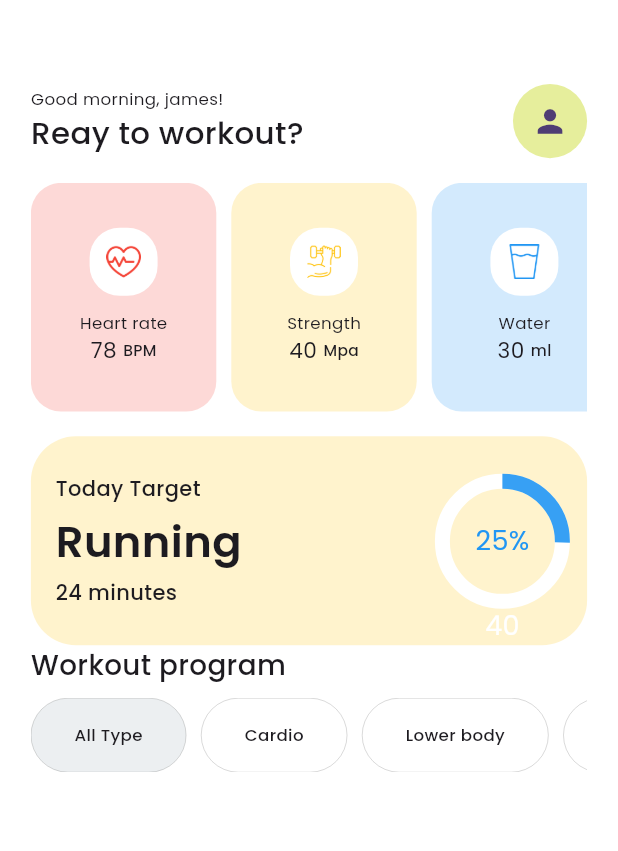
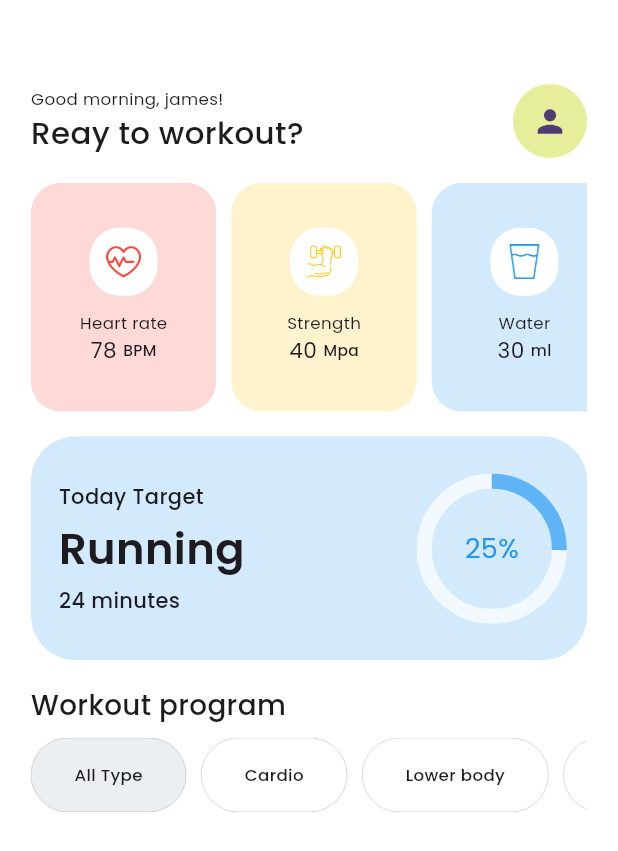
Before and after one commit to Ch-Muhammad-Tahir/Gym-Mobile-UI, a Flutter app: the HomeScreen screen opened directly, on a phone screen of 412 x 824 dp. Shown: the top 851 px of the screen. Run offline on Flutter 3.47's test engine with Material 3 defaults, Android fonts, the phone set to English and light mode, and no system bars.

```diff
--- a/lib/presentation/home_screen/home_screen.dart
+++ b/lib/presentation/home_screen/home_screen.dart
@@ -1,5 +1,7 @@
 import 'package:flutter/material.dart';
 import 'package:gym_ui/common_widgets/custom_text.dart';
+import 'package:gym_ui/common_widgets/fade_animation.dart';
+import 'package:gym_ui/common_widgets/side_animation.dart';
 import 'package:gym_ui/presentation/home_screen/widgets/daily_workout_list_view.dart';
 import 'package:gym_ui/utilities/app_string.dart';
 
@@ -32,7 +34,11 @@ class HomeScreen extends StatelessWidget {
             SizedBox(
               height: size.width * 0.04,
             ),
-            const TodayTargetWidget(),
+            const FadeAnimation(
+                curve: Curves.easeIn, child: TodayTargetWidget()),
+            SizedBox(
+              height: size.width * 0.04,
+            ),
             MyText(
               text: AppStrings.workoutProgram,
               fontSize: size.width * 0.045,
--- a/lib/presentation/home_screen/widgets/animated_progress_indicator.dart
+++ b/lib/presentation/home_screen/widgets/animated_progress_indicator.dart
@@ -19,8 +19,8 @@ class AnimatedCircularProgressIndicator extends StatelessWidget {
     return Column(
       children: [
         SizedBox(
-          height: 80,
-          width: 80,
+          height: 90,
+          width: 90,
           child: TweenAnimationBuilder(
             tween: Tween<double>(begin: 0, end: percentage),
             duration: duration,
@@ -29,8 +29,8 @@ class AnimatedCircularProgressIndicator extends StatelessWidget {
               children: [
                 CircularProgressIndicator(
                   value: value,
-                  color: Colors.blue.withOpacity(0.9),
-                  backgroundColor: Colors.white,
+                  color: Colors.blue.withOpacity(0.7),
+                  backgroundColor: Colors.white.withOpacity(0.7),
                   strokeWidth: 10,
                 ),
                 Center(
@@ -44,11 +44,11 @@ class AnimatedCircularProgressIndicator extends StatelessWidget {
           ),
         ),
         const SizedBox(height: 10 / 3),
-        Text(
-          label,
+        const Text(
+          "",
           maxLines: 1,
           overflow: TextOverflow.ellipsis,
-          style: const TextStyle(color: Colors.white, fontSize: 18),
+          style: TextStyle(color: Colors.white, fontSize: 18),
         ),
       ],
     );
--- a/lib/presentation/home_screen/widgets/today_target.dart
+++ b/lib/presentation/home_screen/widgets/today_target.dart
@@ -12,11 +12,9 @@ class TodayTargetWidget extends StatelessWidget {
   Widget build(BuildContext context) {
     var size = MediaQuery.sizeOf(context);
     return Container(
-      // height: ,
-      // width: ,
-      padding: EdgeInsets.symmetric(horizontal: size.width * 0.04),
+      padding: EdgeInsets.symmetric(horizontal: size.width * 0.045),
       decoration: BoxDecoration(
-          color: Colors.amber.withOpacity(0.2),
+          color: Colors.blue.withOpacity(0.2),
           borderRadius: BorderRadius.circular(30)),
       child: Row(
         children: [
--- a/lib/presentation/home_screen/widgets/top_bar_widget.dart
+++ b/lib/presentation/home_screen/widgets/top_bar_widget.dart
@@ -1,5 +1,6 @@
 import 'package:flutter/material.dart';
 import 'package:gym_ui/common_widgets/custom_text.dart';
+import 'package:gym_ui/common_widgets/side_animation.dart';
 import 'package:gym_ui/utilities/app_string.dart';
 
 class TopBarWidget extends StatelessWidget {
@@ -26,12 +27,15 @@ class TopBarWidget extends StatelessWidget {
             ),
           ],
         ),
-        CircleAvatar(
-          radius: size.width * 0.06,
-          backgroundColor: Colors.lime.shade200,
-          child: Icon(
-            Icons.person,
-            size: size.width * 0.06,
+        SideAnimation(
+          direction: SlideDirection.right,
+          child: CircleAvatar(
+            radius: size.width * 0.06,
+            backgroundColor: Colors.lime.shade200,
+            child: Icon(
+              Icons.person,
+              size: size.width * 0.06,
+            ),
           ),
         )
       ],
--- a/lib/presentation/home_screen/widgets/workout_program_list_view.dart
+++ b/lib/presentation/home_screen/widgets/workout_program_list_view.dart
@@ -1,5 +1,4 @@
 import 'package:flutter/material.dart';
-import 'package:flutter/widgets.dart';
 import 'package:gym_ui/common_widgets/custom_text.dart';
 import 'package:gym_ui/utilities/app_constants.dart';
 
```
